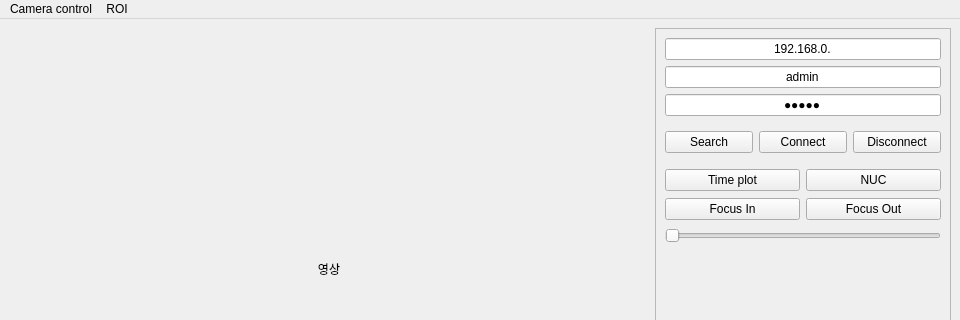
First picture: the form in viewer.ui, repository sue9010/IPCamera, before the edit; both pictures show x 0 to 960 and y 0 to 320 of the 960 by 540 pixel window.
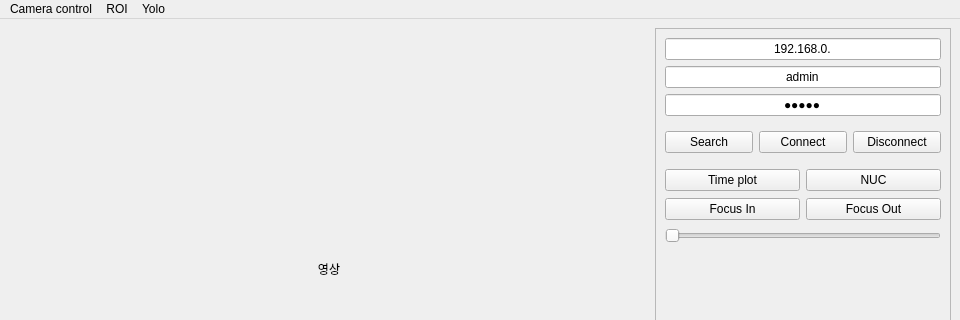
Second picture: the form after the edit.

Commit message: yolo 8 연결

```diff
--- a/viewer.ui
+++ b/viewer.ui
@@ -218,8 +218,15 @@
     </property>
     <addaction name="actionSet_ROI"/>
    </widget>
+   <widget class="QMenu" name="menuYolo">
+    <property name="title">
+     <string>Yolo</string>
+    </property>
+    <addaction name="actionYolo"/>
+   </widget>
    <addaction name="menuCamera_control"/>
    <addaction name="menuROI"/>
+   <addaction name="menuYolo"/>
   </widget>
   <widget class="QStatusBar" name="statusbar"/>
   <action name="actionImage">
```
Left out of the diff: 5 changed lines with no effect on the pictures. The commit also changes 3 other files.
